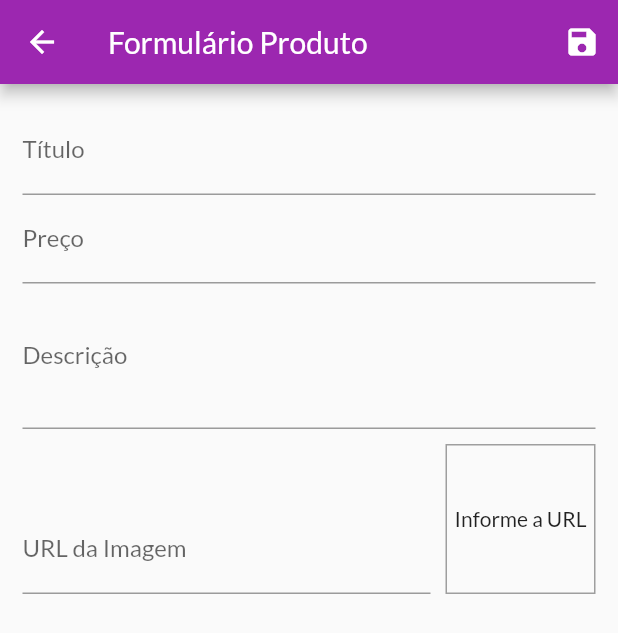
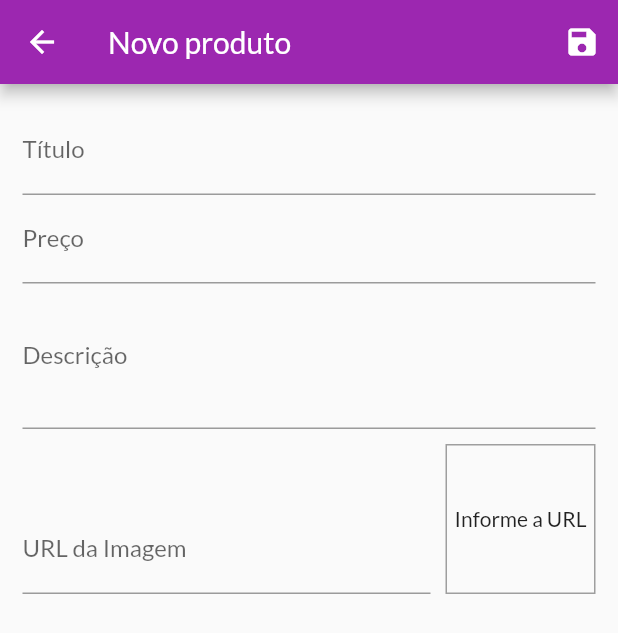
Before and after one commit to avatarrrrr/shop, a Flutter app: the ProductFormScreen screen opened by its route, on a phone screen of 412 x 824 dp. Shown: the top 633 px of the screen. Run offline on Flutter 3.47's test engine with Material 2 defaults, Android fonts, the phone set to English and light mode, and no system bars; network calls fail.

Commit message:
feat: novos produtos são mandados para um banco de dados no firebase

```diff
--- a/lib/views/product_form_screen.dart
+++ b/lib/views/product_form_screen.dart
@@ -16,6 +16,7 @@ class _ProductFormScreenState extends State<ProductFormScreen> {
   final _imageUrlController = TextEditingController();
   final _form = GlobalKey<FormState>();
   final _formData = <String, Object>{};
+  bool _isLoading = false;
 
   @override
   void initState() {
@@ -52,7 +53,9 @@ class _ProductFormScreenState extends State<ProductFormScreen> {
   Widget build(BuildContext context) {
     return Scaffold(
       appBar: AppBar(
-        title: Text('Formulário Produto'),
+        title: Text(
+          _formData['title'] == null ? 'Novo produto' : _formData['title'],
+        ),
         actions: [
           IconButton(
             icon: Icon(Icons.save),
@@ -60,7 +63,11 @@ class _ProductFormScreenState extends State<ProductFormScreen> {
           ),
         ],
       ),
-      body: Form(
+      body: _isLoading
+          ? Center(
+              child: CircularProgressIndicator(),
+            )
+          : Form(
               key: _form,
               child: Padding(
                 padding: const EdgeInsets.all(15),
@@ -97,9 +104,10 @@ class _ProductFormScreenState extends State<ProductFormScreen> {
                         decimal: true,
                       ),
                       textInputAction: TextInputAction.next,
-                onSaved: (value) => _formData['price'] = double.parse(value),
-                onFieldSubmitted: (_) =>
-                    FocusScope.of(context).requestFocus(_descriptionFocusNode),
+                      onSaved: (value) =>
+                          _formData['price'] = double.parse(value),
+                      onFieldSubmitted: (_) => FocusScope.of(context)
+                          .requestFocus(_descriptionFocusNode),
                       validator: (value) {
                         if (value.isEmpty ||
                             double.tryParse(value) == null ||
@@ -170,8 +178,8 @@ class _ProductFormScreenState extends State<ProductFormScreen> {
                           alignment: Alignment.center,
                           child: _imageUrlController.text.isEmpty
                               ? Text('Informe a URL')
-                        : FittedBox(
-                            child: Image.network(_imageUrlController.text),
+                              : Image.network(
+                                  _imageUrlController.text,
                                   fit: BoxFit.cover,
                                 ),
                         ),
@@ -219,12 +227,19 @@ class _ProductFormScreenState extends State<ProductFormScreen> {
       price: _formData['price'],
       imageUrl: _formData['imageUrl'],
     );
+
+    setState(() => _isLoading = true);
+
     final products = context.read<Products>();
     if (_formData['id'] == null) {
-      products.addProduct(product);
+      products.addProduct(product).then(
+        (_) {
+          setState(() => _isLoading = false);
+          Navigator.of(context).pop();
+        },
+      );
     } else {
       products.updateProduct(product);
     }
-    Navigator.of(context).pop();
   }
 }
--- a/pubspec.yaml
+++ b/pubspec.yaml
@@ -21,6 +21,7 @@ dependencies:
     sdk: flutter
   provider: ^4.0.5
   intl: ^0.16.1
+  http: ^0.13.1
 
   # The following adds the Cupertino Icons font to your application.
   # Use with the CupertinoIcons class for iOS style icons.
```
Also changed, not shown: lib/providers/products.dart (+20 -2 lines), pubspec.lock. Lines whose indentation alone changed are shown as unchanged.
